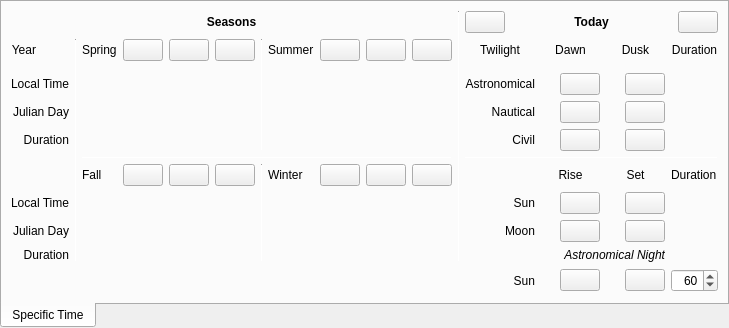
This is src/gui/astroCalcAlmanacWidget.ui in Stellarium/stellarium as Qt 5 draws it before an edit. The edited form follows.
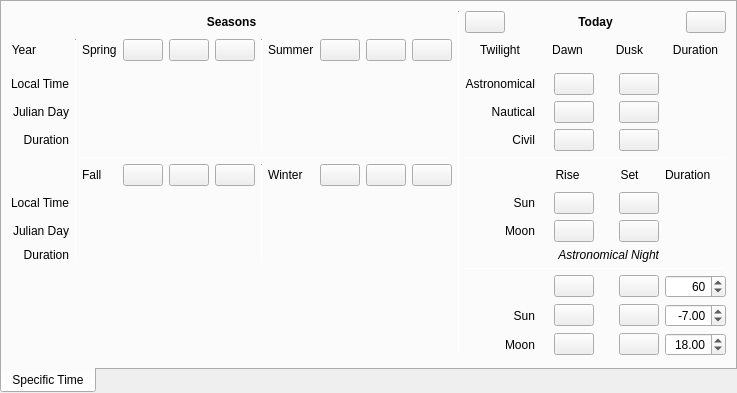
This is the edited form. Icons and pictures are not drawn.

Commit message:
AstroCalc/Almanac: added ability to compute time when Sun and Moon at custom altitude (fix #4467)
Note: twilight finder use for computation sunrise/sunset time in InfoBox and for shortcuts

Visual fixes

Fix indentation

Fix indentation

Update AstroCalcAlmanacWidget.hpp
Update AstroCalcAlmanacWidget.cpp

```diff
--- a/src/gui/astroCalcAlmanacWidget.ui
+++ b/src/gui/astroCalcAlmanacWidget.ui
@@ -61,6 +61,16 @@
          </property>
         </widget>
        </item>
+       <item row="14" column="8" colspan="2">
+        <widget class="QLabel" name="labelCustomMoonrise">
+         <property name="text">
+          <string/>
+         </property>
+         <property name="alignment">
+          <set>Qt::AlignCenter</set>
+         </property>
+        </widget>
+       </item>
        <item row="3" column="11" colspan="2">
         <widget class="QLabel" name="labelAstronomicalTwilightEnd">
          <property name="text">
@@ -167,6 +177,58 @@
          </property>
         </widget>
        </item>
+       <item row="13" column="13">
+        <widget class="QPushButton" name="buttonCustomSunset">
+         <property name="sizePolicy">
+          <sizepolicy hsizetype="Fixed" vsizetype="Fixed">
+           <horstretch>0</horstretch>
+           <verstretch>0</verstretch>
+          </sizepolicy>
+         </property>
+         <property name="toolTip">
+          <string>Today's Sun at custom altitude (set)</string>
+         </property>
+         <property name="text">
+          <string/>
+         </property>
+         <property name="icon">
+          <iconset resource="../../data/gui/guiRes.qrc">
+           <normaloff>:/graphicGui/bbtTime-off.png</normaloff>
+           <disabledoff>:/graphicGui/bbtTime-off.png</disabledoff>:/graphicGui/bbtTime-off.png</iconset>
+         </property>
+        </widget>
+       </item>
+       <item row="14" column="10">
+        <widget class="QPushButton" name="buttonCustomMoonrise">
+         <property name="sizePolicy">
+          <sizepolicy hsizetype="Fixed" vsizetype="Fixed">
+           <horstretch>0</horstretch>
+           <verstretch>0</verstretch>
+          </sizepolicy>
+         </property>
+         <property name="toolTip">
+          <string>Today's Moon at custom altitude (rise)</string>
+         </property>
+         <property name="text">
+          <string/>
+         </property>
+         <property name="icon">
+          <iconset resource="../../data/gui/guiRes.qrc">
+           <normaloff>:/graphicGui/bbtTime-off.png</normaloff>
+           <disabledoff>:/graphicGui/bbtTime-off.png</disabledoff>:/graphicGui/bbtTime-off.png</iconset>
+         </property>
+        </widget>
+       </item>
+       <item row="14" column="11" colspan="2">
+        <widget class="QLabel" name="labelCustomMoonset">
+         <property name="text">
+          <string/>
+         </property>
+         <property name="alignment">
+          <set>Qt::AlignCenter</set>
+         </property>
+        </widget>
+       </item>
        <item row="3" column="14">
         <widget class="QLabel" name="labelAstronomicalTwilightDuration">
          <property name="text">
@@ -181,7 +243,7 @@
         </widget>
        </item>
        <item row="1" column="2" rowspan="10">
-        <widget class="Line" name="line_4">
+        <widget class="Line" name="lineDelimiterLeftBlock">
          <property name="minimumSize">
           <size>
            <width>1</width>
@@ -287,6 +349,25 @@
          </property>
         </widget>
        </item>
+       <item row="11" column="7" colspan="8">
+        <widget class="Line" name="lineDelimiterCustomData">
+         <property name="minimumSize">
+          <size>
+           <width>0</width>
+           <height>1</height>
+          </size>
+         </property>
+         <property name="maximumSize">
+          <size>
+           <width>16777215</width>
+           <height>1</height>
+          </size>
+         </property>
+         <property name="orientation">
+          <enum>Qt::Horizontal</enum>
+         </property>
+        </widget>
+       </item>
        <item row="9" column="13">
         <widget class="QPushButton" name="buttonMoonset">
          <property name="toolTip">
@@ -342,6 +423,27 @@
          </property>
         </widget>
        </item>
+       <item row="13" column="10">
+        <widget class="QPushButton" name="buttonCustomSunrise">
+         <property name="sizePolicy">
+          <sizepolicy hsizetype="Fixed" vsizetype="Fixed">
+           <horstretch>0</horstretch>
+           <verstretch>0</verstretch>
+          </sizepolicy>
+         </property>
+         <property name="toolTip">
+          <string>Today's Sun at custom altitude (rise)</string>
+         </property>
+         <property name="text">
+          <string/>
+         </property>
+         <property name="icon">
+          <iconset resource="../../data/gui/guiRes.qrc">
+           <normaloff>:/graphicGui/bbtTime-off.png</normaloff>
+           <disabledoff>:/graphicGui/bbtTime-off.png</disabledoff>:/graphicGui/bbtTime-off.png</iconset>
+         </property>
+        </widget>
+       </item>
        <item row="7" column="5">
         <layout class="QHBoxLayout" name="DecemberSolsticeLayout">
          <item>
@@ -423,6 +525,32 @@
          </property>
         </widget>
        </item>
+       <item row="12" column="11" colspan="2">
+        <widget class="QLabel" name="labelAfterSunset">
+         <property name="text">
+          <string/>
+         </property>
+         <property name="alignment">
+          <set>Qt::AlignCenter</set>
+         </property>
+         <property name="textInteractionFlags">
+          <set>Qt::TextSelectableByMouse</set>
+         </property>
+        </widget>
+       </item>
+       <item row="13" column="12">
+        <widget class="QLabel" name="labelCustomSunset">
+         <property name="text">
+          <string/>
+         </property>
+         <property name="alignment">
+          <set>Qt::AlignCenter</set>
+         </property>
+         <property name="textInteractionFlags">
+          <set>Qt::TextSelectableByMouse</set>
+         </property>
+        </widget>
+       </item>
        <item row="1" column="8" colspan="3">
         <widget class="QLabel" name="labelDawn">
          <property name="text">
@@ -443,19 +571,6 @@
          </property>
         </widget>
        </item>
-       <item row="11" column="1">
-        <spacer name="verticalSpacer">
-         <property name="orientation">
-          <enum>Qt::Vertical</enum>
-         </property>
-         <property name="sizeHint" stdset="0">
-          <size>
-           <width>20</width>
-           <height>40</height>
-          </size>
-         </property>
-        </spacer>
-       </item>
        <item row="10" column="14">
         <widget class="QLabel" name="labelNightDuration">
          <property name="font">
@@ -517,7 +632,7 @@
         </layout>
        </item>
        <item row="1" column="4" rowspan="5">
-        <widget class="Line" name="line_2">
+        <widget class="Line" name="lineDelimiterSeasonsTop">
          <property name="minimumSize">
           <size>
            <width>1</width>
@@ -550,6 +665,56 @@
          </property>
         </widget>
        </item>
+       <item row="13" column="7">
+        <widget class="QLabel" name="labelCustomSun">
+         <property name="text">
+          <string>Sun</string>
+         </property>
+         <property name="alignment">
+          <set>Qt::AlignRight|Qt::AlignTrailing|Qt::AlignVCenter</set>
+         </property>
+        </widget>
+       </item>
+       <item row="13" column="14">
+        <widget class="QDoubleSpinBox" name="spinBoxCustomSunAltitude">
+         <property name="toolTip">
+          <string>Custom altitude of the Sun</string>
+         </property>
+         <property name="alignment">
+          <set>Qt::AlignRight|Qt::AlignTrailing|Qt::AlignVCenter</set>
+         </property>
+         <property name="minimum">
+          <double>-90.000000000000000</double>
+         </property>
+         <property name="maximum">
+          <double>90.000000000000000</double>
+         </property>
+         <property name="value">
+          <double>-7.000000000000000</double>
+         </property>
+        </widget>
+       </item>
+       <item row="14" column="13">
+        <widget class="QPushButton" name="buttonCustomMoonset">
+         <property name="sizePolicy">
+          <sizepolicy hsizetype="Fixed" vsizetype="Fixed">
+           <horstretch>0</horstretch>
+           <verstretch>0</verstretch>
+          </sizepolicy>
+         </property>
+         <property name="toolTip">
+          <string>Today's Moon at custom altitude (set)</string>
+         </property>
+         <property name="text">
+          <string/>
+         </property>
+         <property name="icon">
+          <iconset resource="../../data/gui/guiRes.qrc">
+           <normaloff>:/graphicGui/bbtTime-off.png</normaloff>
+           <disabledoff>:/graphicGui/bbtTime-off.png</disabledoff>:/graphicGui/bbtTime-off.png</iconset>
+         </property>
+        </widget>
+       </item>
        <item row="10" column="3">
         <widget class="QLabel" name="labelSeptemberEquinoxDuration">
          <property name="textInteractionFlags">
@@ -557,7 +722,7 @@
          </property>
         </widget>
        </item>
-       <item row="0" column="6" rowspan="11">
+       <item row="0" column="6" rowspan="15">
         <widget class="Line" name="lineDelimiterSections">
          <property name="minimumSize">
           <size>
@@ -589,6 +754,44 @@
          </property>
         </widget>
        </item>
+       <item row="12" column="14">
+        <widget class="QSpinBox" name="spinBoxMinutes">
+         <property name="toolTip">
+          <string>Minutes before sunrise/after sunset</string>
+         </property>
+         <property name="alignment">
+          <set>Qt::AlignRight|Qt::AlignTrailing|Qt::AlignVCenter</set>
+         </property>
+         <property name="minimum">
+          <number>1</number>
+         </property>
+         <property name="maximum">
+          <number>120</number>
+         </property>
+         <property name="value">
+          <number>60</number>
+         </property>
+        </widget>
+       </item>
+       <item row="14" column="14">
+        <widget class="QDoubleSpinBox" name="spinBoxCustomMoonAltitude">
+         <property name="toolTip">
+          <string>Custom altitude of the Moon</string>
+         </property>
+         <property name="alignment">
+          <set>Qt::AlignRight|Qt::AlignTrailing|Qt::AlignVCenter</set>
+         </property>
+         <property name="minimum">
+          <double>-90.000000000000000</double>
+         </property>
+         <property name="maximum">
+          <double>90.000000000000000</double>
+         </property>
+         <property name="value">
+          <double>18.000000000000000</double>
+         </property>
+        </widget>
+       </item>
        <item row="4" column="7">
         <widget class="QLabel" name="labelNauticalTwilight">
          <property name="text">
@@ -757,7 +960,7 @@
         </widget>
        </item>
        <item row="6" column="7" colspan="8">
-        <widget class="Line" name="line_5">
+        <widget class="Line" name="lineDelimiterToday">
          <property name="minimumSize">
           <size>
            <width>0</width>
@@ -881,6 +1084,27 @@
          </property>
         </widget>
        </item>
+       <item row="12" column="13">
+        <widget class="QPushButton" name="buttonAfterSunset">
+         <property name="sizePolicy">
+          <sizepolicy hsizetype="Fixed" vsizetype="Fixed">
+           <horstretch>0</horstretch>
+           <verstretch>0</verstretch>
+          </sizepolicy>
+         </property>
+         <property name="toolTip">
+          <string>Defined minutes after today's sunset</string>
+         </property>
+         <property name="text">
+          <string/>
+         </property>
+         <property name="icon">
+          <iconset resource="../../data/gui/guiRes.qrc">
+           <normaloff>:/graphicGui/bbtTime-off.png</normaloff>
+           <disabledoff>:/graphicGui/bbtTime-off.png</disabledoff>:/graphicGui/bbtTime-off.png</iconset>
+         </property>
+        </widget>
+       </item>
        <item row="8" column="3">
         <widget class="QLabel" name="labelSeptemberEquinoxLT">
          <property name="textInteractionFlags">
@@ -959,8 +1183,28 @@
          </item>
         </layout>
        </item>
+       <item row="13" column="8" colspan="2">
+        <widget class="QLabel" name="labelCustomSunrise">
+         <property name="text">
+          <string/>
+         </property>
+         <property name="alignment">
+          <set>Qt::AlignCenter</set>
+         </property>
+        </widget>
+       </item>
+       <item row="14" column="7">
+        <widget class="QLabel" name="labelCustomMoon">
+         <property name="text">
+          <string>Moon</string>
+         </property>
+         <property name="alignment">
+          <set>Qt::AlignRight|Qt::AlignTrailing|Qt::AlignVCenter</set>
+         </property>
+        </widget>
+       </item>
        <item row="7" column="4" rowspan="4">
-        <widget class="Line" name="line_3">
+        <widget class="Line" name="lineDelimiterSeasonsBottom">
          <property name="minimumSize">
           <size>
            <width>1</width>
@@ -1024,7 +1268,7 @@
         </widget>
        </item>
        <item row="6" column="3" colspan="3">
-        <widget class="Line" name="line">
+        <widget class="Line" name="lineDelimiterSeasonsMiddle">
          <property name="minimumSize">
           <size>
            <width>0</width>
@@ -1057,6 +1301,37 @@
          </property>
         </widget>
        </item>
+       <item row="12" column="10">
+        <widget class="QPushButton" name="buttonBeforeSunrise">
+         <property name="sizePolicy">
+          <sizepolicy hsizetype="Fixed" vsizetype="Fixed">
+           <horstretch>0</horstretch>
+           <verstretch>0</verstretch>
+          </sizepolicy>
+         </property>
+         <property name="toolTip">
+          <string>Defined minutes before today's sunrise</string>
+         </property>
+         <property name="text">
+          <string/>
+         </property>
+         <property name="icon">
+          <iconset resource="../../data/gui/guiRes.qrc">
+           <normaloff>:/graphicGui/bbtTime-off.png</normaloff>
+           <disabledoff>:/graphicGui/bbtTime-off.png</disabledoff>:/graphicGui/bbtTime-off.png</iconset>
+         </property>
+        </widget>
+       </item>
+       <item row="12" column="8" colspan="2">
+        <widget class="QLabel" name="labelBeforeSunrise">
+         <property name="text">
+          <string/>
+         </property>
+         <property name="alignment">
+          <set>Qt::AlignCenter</set>
+         </property>
+        </widget>
+       </item>
        <item row="0" column="7" colspan="8">
         <layout class="QHBoxLayout" name="horizontalLayout">
          <item>
@@ -1206,102 +1481,31 @@
          </property>
         </widget>
        </item>
-       <item row="11" column="7">
-        <widget class="QLabel" name="labelSun2">
-         <property name="text">
-          <string>Sun</string>
+       <item row="15" column="7">
+        <spacer name="verticalSpacer_2">
+         <property name="orientation">
+          <enum>Qt::Vertical</enum>
          </property>
-         <property name="alignment">
-          <set>Qt::AlignRight|Qt::AlignTrailing|Qt::AlignVCenter</set>
+         <property name="sizeHint" stdset="0">
+          <size>
+           <width>20</width>
+           <height>40</height>
+          </size>
          </property>
-        </widget>
+        </spacer>
        </item>
-       <item row="11" column="8">
-        <widget class="QLabel" name="labelBeforeSunrise">
-         <property name="text">
-          <string/>
+       <item row="11" column="1" rowspan="4">
+        <spacer name="verticalSpacer">
+         <property name="orientation">
+          <enum>Qt::Vertical</enum>
          </property>
-         <property name="alignment">
-          <set>Qt::AlignCenter</set>
+         <property name="sizeHint" stdset="0">
+          <size>
+           <width>20</width>
+           <height>40</height>
+          </size>
          </property>
-         <property name="textInteractionFlags">
-          <set>Qt::TextSelectableByMouse</set>
-         </property>
-        </widget>
-       </item>
-       <item row="11" column="10">
-        <widget class="QPushButton" name="buttonBeforeSunrise">
-         <property name="sizePolicy">
-          <sizepolicy hsizetype="Fixed" vsizetype="Fixed">
-           <horstretch>0</horstretch>
-           <verstretch>0</verstretch>
-          </sizepolicy>
-         </property>
-         <property name="toolTip">
-          <string>Defined minutes before today's sunrise</string>
-         </property>
-         <property name="text">
-          <string/>
-         </property>
-         <property name="icon">
-          <iconset resource="../../data/gui/guiRes.qrc">
-           <normaloff>:/graphicGui/bbtTime-off.png</normaloff>
-           <disabledoff>:/graphicGui/bbtTime-off.png</disabledoff>:/graphicGui/bbtTime-off.png</iconset>
-         </property>
-        </widget>
-       </item>
-       <item row="11" column="11">
-        <widget class="QLabel" name="labelAfterSunset">
-         <property name="text">
-          <string/>
-         </property>
-         <property name="alignment">
-          <set>Qt::AlignCenter</set>
-         </property>
-         <property name="textInteractionFlags">
-          <set>Qt::TextSelectableByMouse</set>
-         </property>
-        </widget>
-       </item>
-       <item row="11" column="13">
-        <widget class="QPushButton" name="buttonAfterSunset">
-         <property name="sizePolicy">
-          <sizepolicy hsizetype="Fixed" vsizetype="Fixed">
-           <horstretch>0</horstretch>
-           <verstretch>0</verstretch>
-          </sizepolicy>
-         </property>
-         <property name="toolTip">
-          <string>Defined minutes after today's sunset</string>
-         </property>
-         <property name="text">
-          <string/>
-         </property>
-         <property name="icon">
-          <iconset resource="../../data/gui/guiRes.qrc">
-           <normaloff>:/graphicGui/bbtTime-off.png</normaloff>
-           <disabledoff>:/graphicGui/bbtTime-off.png</disabledoff>:/graphicGui/bbtTime-off.png</iconset>
-         </property>
-        </widget>
-       </item>
-       <item row="11" column="14">
-        <widget class="QSpinBox" name="spinBoxMinutes">
-         <property name="toolTip">
-          <string>Minutes before sunrise/after sunset</string>
-         </property>
-         <property name="alignment">
-          <set>Qt::AlignRight|Qt::AlignTrailing|Qt::AlignVCenter</set>
-         </property>
-         <property name="minimum">
-          <number>1</number>
-         </property>
-         <property name="maximum">
-          <number>120</number>
-         </property>
-         <property name="value">
-          <number>60</number>
-         </property>
-        </widget>
+        </spacer>
        </item>
       </layout>
      </widget>
```
The commit also changes 2 other files.
